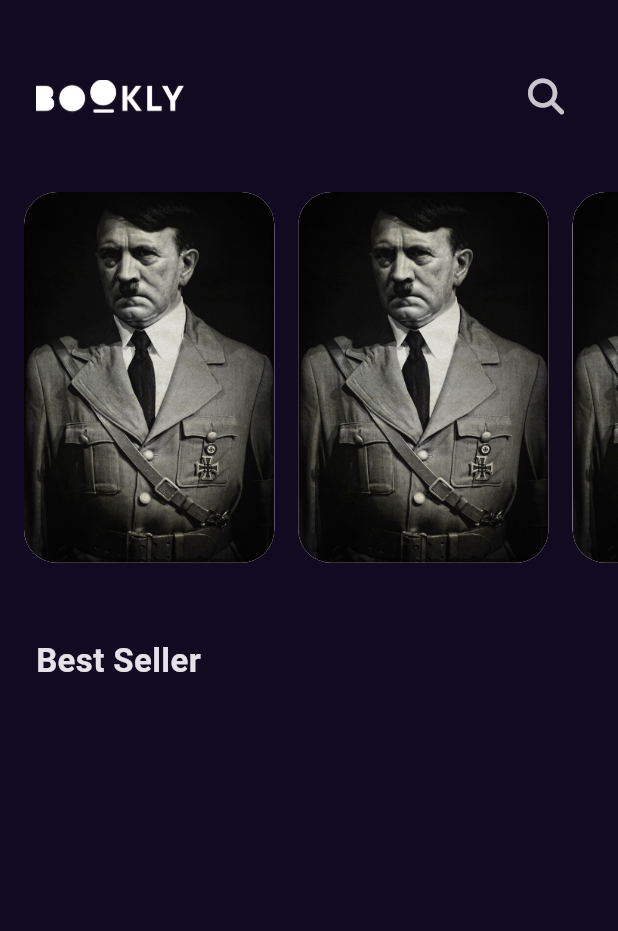
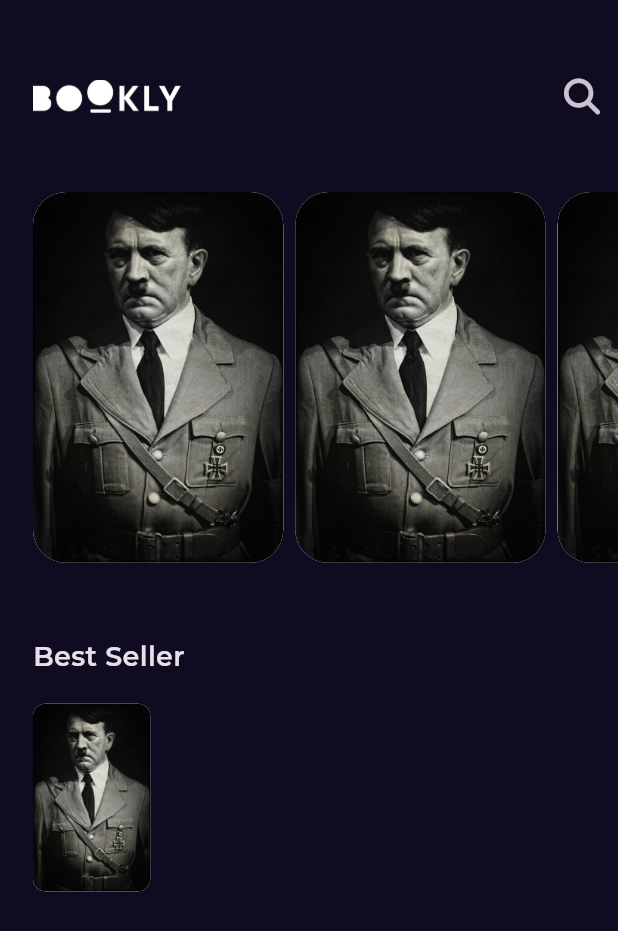
Before and after one commit to ma7moud332/Bazar, a Flutter app: the screen it shows after launch, on a phone screen of 412 x 824 dp. Shown: the top 931 px of the screen. Run offline on Flutter 3.47's test engine with Material 3 defaults, Android fonts, the phone set to English and light mode, and no system bars; our stand-ins replace font_awesome_flutter, get, google_fonts.

Commit message:
create styles

```diff
--- a/lib/Features/home/presentation/views/wedgits/custom_app_bar.dart
+++ b/lib/Features/home/presentation/views/wedgits/custom_app_bar.dart
@@ -10,7 +10,7 @@ class CustomAppBar extends StatelessWidget {
   @override
   Widget build(BuildContext context) {
     return Padding(
-      padding: const EdgeInsets.only(left: 24,right: 24,top: 40,bottom: 40),
+      padding: const EdgeInsets.only(top: 40,bottom: 40),
       child: Row(
         children: [
           Image.asset(AssetsData.logo,
--- a/lib/Features/home/presentation/views/wedgits/featured_list_view.dart
+++ b/lib/Features/home/presentation/views/wedgits/featured_list_view.dart
@@ -6,20 +6,17 @@ class FeaturedBooksListView extends StatelessWidget {
 
   @override
   Widget build(BuildContext context) {
-    return Padding(
-      padding: const EdgeInsets.only(left: 8),
-      child: SizedBox(
+    return SizedBox(
       height: MediaQuery.of(context).size.height * .3,
       child: ListView.builder(
         scrollDirection: Axis.horizontal,
         itemBuilder: (context,index){
           return const Padding(
-              padding:  EdgeInsets.symmetric(horizontal: 8),
+            padding:  EdgeInsets.only(right: 8),
             child:  FeaturedListViewItem(),
           );
         },
       ),
-      ),
     );
   }
 }
--- a/lib/Features/home/presentation/views/wedgits/home_view_body.dart
+++ b/lib/Features/home/presentation/views/wedgits/home_view_body.dart
@@ -1,3 +1,4 @@
+import 'package:book_app/core/utils/assets.dart';
 import 'package:flutter/cupertino.dart';
 import 'package:flutter/material.dart';
 import '../../../../../core/utils/styles.dart';
@@ -9,20 +10,55 @@ class HomeViewBody extends StatelessWidget {
 
   @override
   Widget build(BuildContext context) {
-    return Column(
+    return Padding(
+      padding: const EdgeInsets.only(left: 22),
+      child: Column(
         crossAxisAlignment: CrossAxisAlignment.start,
         children:const [
          CustomAppBar(),
           FeaturedBooksListView(),
           SizedBox(height: 50,),
-        Padding(
-          padding: EdgeInsets.only(left: 24),
-          child: Text('Best Seller',
-            style: Styles.titleMedium,
+          Text('Best Seller',
+            style: Styles.textStyle18,
           ),
+          SizedBox(height: 18,),
+          BestSellerListViewItem(),
+        ],
       ),
-
-      ],
     );
   }
 }
+
+class BestSellerListViewItem extends StatelessWidget {
+  const BestSellerListViewItem({super.key});
+
+  @override
+  Widget build(BuildContext context) {
+    return SizedBox(
+      height: 125,
+      child: Row(
+        children: [
+        AspectRatio(
+        aspectRatio: 2.5/4,
+        child: Container(
+          decoration:  BoxDecoration(
+              borderRadius: BorderRadius.circular(8),
+              color: Colors.white,
+              image: const DecorationImage(
+                fit: BoxFit.fill,
+                image: AssetImage(
+                    AssetsData.testImage),
+              )
+          ),
+        ),
+      ),
+          Column(
+            children: [
+
+            ],
+          )
+        ],
+      ),
+    );
+  }
+}
--- a/lib/constants.dart
+++ b/lib/constants.dart
@@ -4,3 +4,5 @@ import 'dart:ui';
 const KPrimaryColor = Color(0xff100B20);
 
 const KTransitionDuration = Duration(milliseconds: 250);
+
+const KGtSectraFine = 'GT Sectra Fine';
--- a/lib/core/utils/styles.dart
+++ b/lib/core/utils/styles.dart
@@ -1,9 +1,29 @@
+import 'package:book_app/constants.dart';
 import 'package:flutter/cupertino.dart';
 
 abstract class Styles {
 
-  static const titleMedium = TextStyle(
-    fontSize: 22,
+  static const textStyle18 = TextStyle(
+    fontSize: 18,
     fontWeight: FontWeight.w600,
   );
+  static const textStyle20 = TextStyle(
+    fontSize: 20,
+    fontWeight: FontWeight.normal,
+    fontFamily: KGtSectraFine
+  );
+  static const textStyle14 = TextStyle(
+    fontSize: 14,
+    fontWeight: FontWeight.normal,
+  );
+  static const textStyle16 = TextStyle(
+    fontSize: 16,
+    fontWeight: FontWeight.w500,
+  );
+  static const textStyle30= TextStyle(
+    fontSize: 16,
+    fontWeight: FontWeight.w500,
+    fontFamily: KGtSectraFine
+  );
+
 }
--- a/lib/main.dart
+++ b/lib/main.dart
@@ -1,5 +1,6 @@
 import 'package:flutter/material.dart';
 import 'package:get/get.dart';
+import 'package:google_fonts/google_fonts.dart';
 
 import 'Features/splash/presentation/views/splash_view.dart';
 import 'constants.dart';
@@ -16,7 +17,8 @@ class BookApp extends StatelessWidget {
     return GetMaterialApp(
       debugShowCheckedModeBanner: false,
       theme: ThemeData.dark().copyWith(
-        scaffoldBackgroundColor: KPrimaryColor
+        scaffoldBackgroundColor: KPrimaryColor,
+        textTheme: GoogleFonts.montserratTextTheme(ThemeData.dark().textTheme),
       ),
       home:const SplashView(),
 
--- a/pubspec.yaml
+++ b/pubspec.yaml
@@ -32,6 +32,7 @@ dependencies:
     sdk: flutter
   get: ^4.6.6
   font_awesome_flutter: ^10.8.0
+  google_fonts: ^6.2.1
 
   # The following adds the Cupertino Icons font to your application.
   # Use with the CupertinoIcons class for iOS style icons.
```
Also changed, not shown: pubspec.lock, 2 other files. Lines whose indentation alone changed are shown as unchanged.
